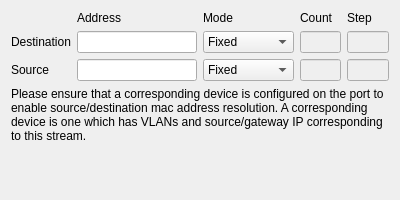
This is common/mac.ui in pstavirs/ostinato as Qt 5 draws it before an edit. The edited form follows.
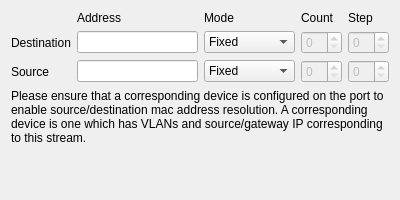
This is the edited form. Custom widgets are drawn as their Qt base class.

Commit message:
UI improvements/fixes for Mac protocol
* Change count/step to IntEdit with suitable minimums
* Change mac address to MacEdit

Fixes #224 fixes #188

Patch:
```diff
--- a/common/mac.ui
+++ b/common/mac.ui
@@ -56,12 +56,6 @@
        <height>0</height>
       </size>
      </property>
-     <property name="inputMask" >
-      <string>>HH HH HH HH HH HH; </string>
-     </property>
-     <property name="text" >
-      <string>     </string>
-     </property>
     </widget>
    </item>
    <item row="1" column="2" >
@@ -88,30 +82,18 @@
      </item>
     </widget>
    </item>
-   <item row="1" column="3" >
-    <widget class="QLineEdit" name="leDstMacCount" >
-     <property name="enabled" >
+   <item row="1" column="3">
+    <widget class="IntEdit" name="leDstMacCount">
+     <property name="enabled">
       <bool>false</bool>
      </property>
-     <property name="text" >
-      <string/>
-     </property>
-     <property name="cursorPosition" >
-      <number>0</number>
-     </property>
     </widget>
    </item>
-   <item row="1" column="4" >
-    <widget class="QLineEdit" name="leDstMacStep" >
-     <property name="enabled" >
+   <item row="1" column="4">
+    <widget class="IntEdit" name="leDstMacStep">
+     <property name="enabled">
       <bool>false</bool>
      </property>
-     <property name="text" >
-      <string/>
-     </property>
-     <property name="cursorPosition" >
-      <number>0</number>
-     </property>
     </widget>
    </item>
    <item row="2" column="0" >
@@ -121,15 +103,8 @@
      </property>
     </widget>
    </item>
-   <item row="2" column="1" >
-    <widget class="QLineEdit" name="leSrcMac" >
-     <property name="inputMask" >
-      <string>>HH HH HH HH HH HH; </string>
-     </property>
-     <property name="text" >
-      <string>     </string>
-     </property>
-    </widget>
+   <item row="2" column="1">
+    <widget class="MacEdit" name="leSrcMac"/>
    </item>
    <item row="2" column="2" >
     <widget class="QComboBox" name="cmbSrcMacMode" >
@@ -155,27 +130,18 @@
      </item>
     </widget>
    </item>
-   <item row="2" column="3" >
-    <widget class="QLineEdit" name="leSrcMacCount" >
-     <property name="enabled" >
+   <item row="2" column="3">
+    <widget class="IntEdit" name="leSrcMacCount">
+     <property name="enabled">
       <bool>false</bool>
      </property>
-     <property name="text" >
-      <string/>
-     </property>
     </widget>
    </item>
-   <item row="2" column="4" >
-    <widget class="QLineEdit" name="leSrcMacStep" >
-     <property name="enabled" >
+   <item row="2" column="4">
+    <widget class="IntEdit" name="leSrcMacStep">
+     <property name="enabled">
       <bool>false</bool>
      </property>
-     <property name="text" >
-      <string/>
-     </property>
-     <property name="cursorPosition" >
-      <number>0</number>
-     </property>
     </widget>
    </item>
    <item row="3" column="0" colspan="5" >
@@ -203,6 +169,18 @@
    </item>
   </layout>
  </widget>
+ <customwidgets>
+  <customwidget>
+   <class>IntEdit</class>
+   <extends>QSpinBox</extends>
+   <header>intedit.h</header>
+  </customwidget>
+  <customwidget>
+   <class>MacEdit</class>
+   <extends>QLineEdit</extends>
+   <header>macedit.h</header>
+  </customwidget>
+ </customwidgets>
  <resources/>
  <connections/>
 </ui>
```
Left out of the diff: 91 changed lines with no effect on the pictures. The commit also changes 2 other files.
